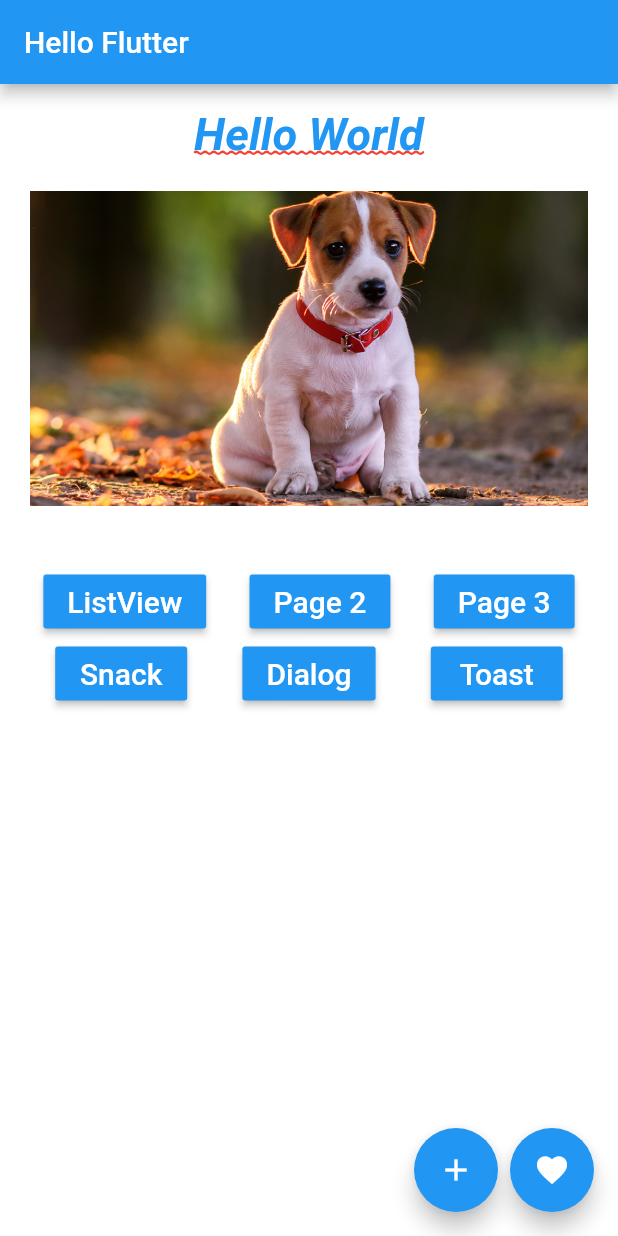
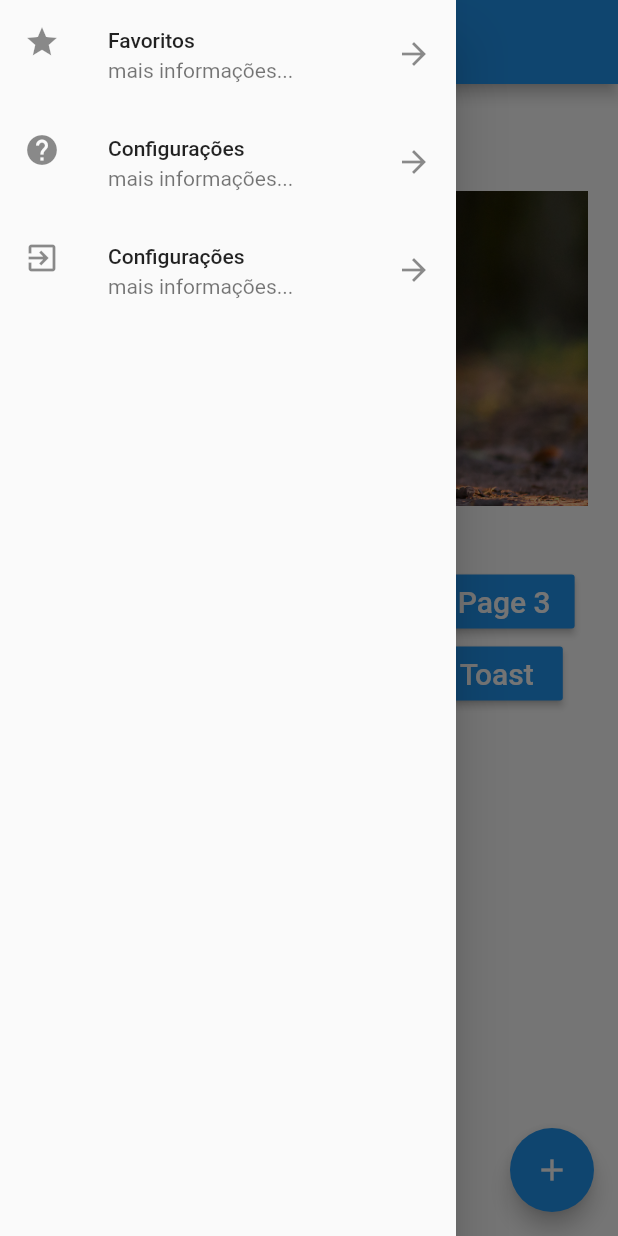
Before and after one commit to DiegoAlmeidaProject/hello_dog, a Flutter app: the screen it shows after launch, with the side drawer open (before the commit the screen has no drawer), on a phone screen of 412 x 824 dp. Run offline on Flutter 3.47's test engine with Material 2 defaults, Android fonts, the phone set to English and light mode, and no system bars; our stand-ins replace fluttertoast.

Commit message:
creating Drawer and  ListView menu

```diff
--- /dev/null
+++ b/lib/drawer_list.dart
@@ -0,0 +1,43 @@
+import 'package:flutter/material.dart';
+
+class DrawerList extends StatelessWidget {
+  @override
+  Widget build(BuildContext context) {
+    return Drawer(
+      child: ListView(
+        children: <Widget> [
+          ListTile(
+            leading: Icon(Icons.star),
+            title: Text("Favoritos"),
+            subtitle: Text("mais informações..."),
+            trailing: Icon(Icons.arrow_forward),
+            onTap: () {
+              print("Item 1");
+              Navigator.pop(context);
+            },
+          ),
+          ListTile(
+            leading: Icon(Icons.help),
+            title: Text("Configurações"),
+            subtitle: Text("mais informações..."),
+            trailing: Icon(Icons.arrow_forward),
+            onTap: () {
+              print("Item 2");
+              Navigator.pop(context);
+            },
+          ),
+          ListTile(
+            leading: Icon(Icons.exit_to_app),
+            title: Text("Configurações"),
+            subtitle: Text("mais informações..."),
+            trailing: Icon(Icons.arrow_forward),
+            onTap: () {
+              print("Item 3");
+              Navigator.pop(context);
+            },
+          )
+        ],
+      ),
+    );
+  }
+}
--- a/lib/home_page.dart
+++ b/lib/home_page.dart
@@ -1,4 +1,5 @@
 import 'package:flutter/material.dart';
+import 'package:hello_dog/drawer_list.dart';
 import 'package:hello_dog/pages/hello_listview.dart';
 import 'package:hello_dog/pages/hello_page1.dart';
 import 'package:hello_dog/pages/hello_page2.dart';
@@ -15,26 +16,13 @@ class HomePage extends StatelessWidget {
         title: Text("Hello Flutter"),
       ),
       body: _body(context),
-      floatingActionButton: Row(
-        mainAxisAlignment: MainAxisAlignment.end,
-        children: <Widget>[
-          FloatingActionButton(
+        floatingActionButton: FloatingActionButton(
             child: Icon(Icons.add),
             onPressed: () {
               _onClickFab();
             },
           ),
-          SizedBox(
-            width: 8,
-          ),
-          FloatingActionButton(
-            child: Icon(Icons.favorite),
-              onPressed: () {
-              _onClickFab();
-          })
-
-        ],
-      ),
+      drawer: DrawerList(),
     );
   }
 
@@ -129,10 +117,11 @@ class HomePage extends StatelessWidget {
         barrierDismissible: false,
         builder: (context) {
           return WillPopScope(
-        onWillPop: () async => false,/**Atributo evita que seja fechado o modal pelo Botão do celualar**/
+            onWillPop: () async => false,
+            /**Atributo evita que seja fechado o modal pelo Botão do celualar**/
             child: AlertDialog(
               title: Text("Flutter é muito legal !"),
-          actions: <Widget> [
+              actions: <Widget>[
                 FlatButton(
                   child: Text("Cancelar"),
                   onPressed: () {
@@ -144,7 +133,6 @@ class HomePage extends StatelessWidget {
                   onPressed: () {
                     Navigator.pop(context);
                     print("OK !!");
-
                   },
                 )
               ],
@@ -162,8 +150,7 @@ class HomePage extends StatelessWidget {
         timeInSecForIosWeb: 1,
         backgroundColor: Colors.green,
         textColor: Colors.white,
-        fontSize: 16.0
-    );
+        fontSize: 16.0);
   }
 
   _img(String img) {
```
Lines whose indentation alone changed are shown as unchanged.
